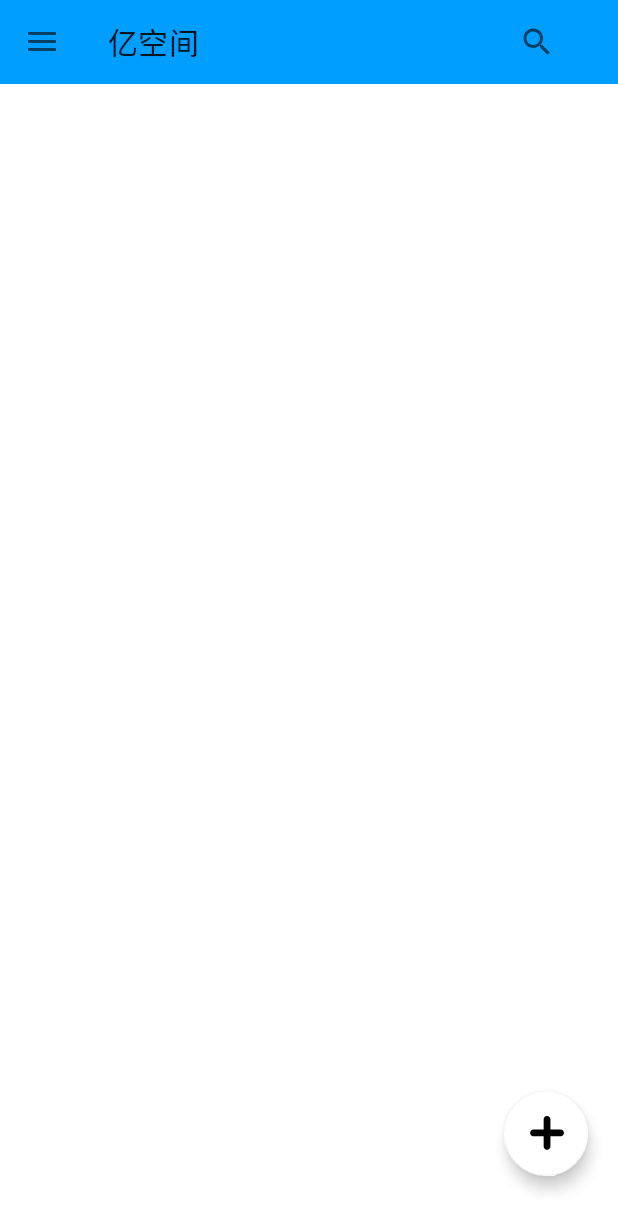
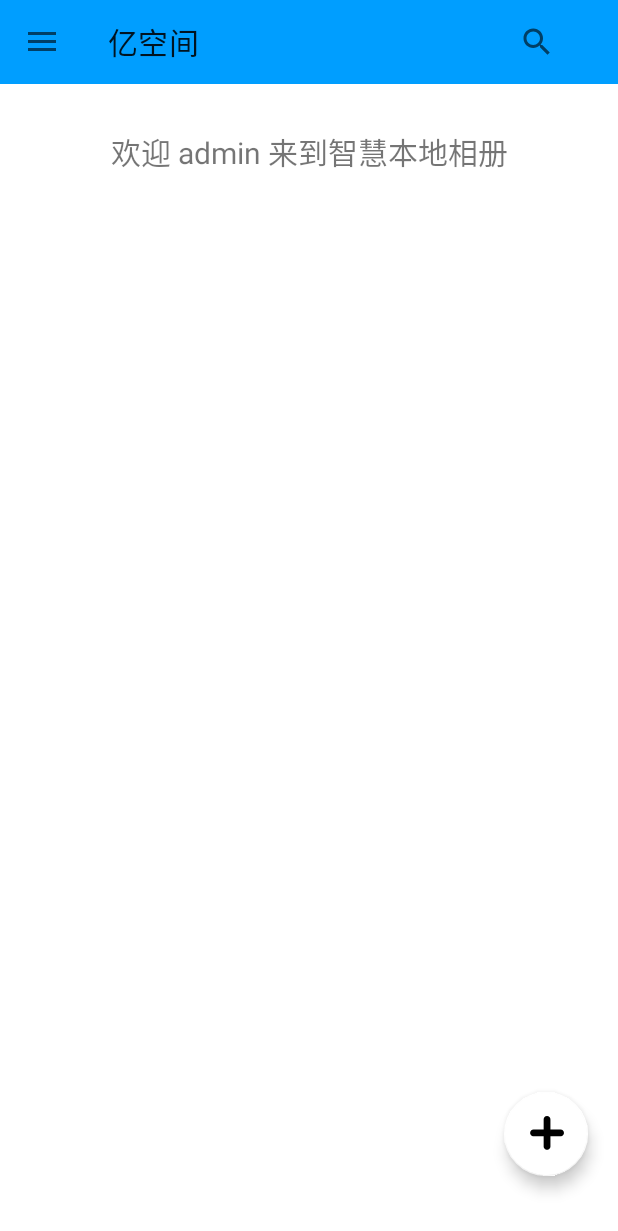
Before and after one commit to houguoweihgw/YiSpace, an Android app: the screen it shows after launch (MainActivity), on a phone screen of 412 x 824 dp. Shown: the top 1231 px of the screen. Run offline under Robolectric (Android 15) with nearby library versions, the phone set to English and light mode, and no system bars.

Commit message:
新增照片搜索功能；增加HomeFragment作为首页

```diff
--- a/app/src/main/java/com/emdoor/yispace/ui/activity/MainActivity.java
+++ b/app/src/main/java/com/emdoor/yispace/ui/activity/MainActivity.java
@@ -24,12 +24,15 @@ import com.emdoor.yispace.response.LoginResponseSingleton;
 import com.emdoor.yispace.ui.fragment.AboutFragment;
 import com.emdoor.yispace.ui.fragment.AllPhotosFragment;
 import com.emdoor.yispace.ui.fragment.FaceClassFragment;
+import com.emdoor.yispace.ui.fragment.HomeFragment;
 import com.emdoor.yispace.ui.fragment.LikedPhotosFragment;
 import com.emdoor.yispace.ui.fragment.RecyclePhotosFragment;
 import com.emdoor.yispace.ui.fragment.SceneClassFragment;
 import com.emdoor.yispace.utils.RequestType;
 import com.google.android.material.floatingactionbutton.FloatingActionButton;
 import com.google.android.material.navigation.NavigationView;
+
+import java.io.Serializable;
 
 public class MainActivity extends AppCompatActivity {
     private final String TAG = "MainActivity";
@@ -43,6 +46,10 @@ public class MainActivity extends AppCompatActivity {
     protected void onCreate(Bundle savedInstanceState) {
         super.onCreate(savedInstanceState);
         setContentView(R.layout.activity_main);
+        // 加载首页fragment
+        FragmentManager fragmentManager = getSupportFragmentManager();
+        FragmentTransaction newFragmentTransaction = fragmentManager.beginTransaction();
+        loadHomeFragment(newFragmentTransaction);
         toolbar();
         drawerLayout = findViewById(R.id.drawer_layout);
         navigationView = findViewById(R.id.navigation_view);
@@ -60,9 +67,16 @@ public class MainActivity extends AppCompatActivity {
             @Override
             public boolean onQueryTextSubmit(String query) {
                 Log.d(TAG, "onQueryTextSubmit: "+query);
-                //todo:  搜索操作
+                //搜索操作
+                AllPhotosFragment photoDetailsFragment = new AllPhotosFragment(RequestType.SCENE_PHOTO,query,query);
+                // 使用 FragmentManager 加载并显示新的 Fragment
+                getSupportFragmentManager().beginTransaction()
+                        .replace(R.id.fragment_container, photoDetailsFragment) // R.id.fragment_container 是你放置 Fragment 的容器的布局 ID
+                        .addToBackStack(null) // 将当前 Fragment 加入回退栈，以便返回时能回到前一个 Fragment
+                        .commit();
                 return false;
             }
+
             // 当搜索内容改变时触发该方法
             @Override
             public boolean onQueryTextChange(String newText) {
@@ -91,7 +105,6 @@ public class MainActivity extends AppCompatActivity {
                 return true;
             }
         });
-
         // 设置 ActionBarDrawerToggle
         ActionBarDrawerToggle toggle = new ActionBarDrawerToggle(
                 this, drawerLayout, R.string.navigation_drawer_open, R.string.navigation_drawer_close);
@@ -134,7 +147,10 @@ public class MainActivity extends AppCompatActivity {
         FragmentManager fragmentManager = getSupportFragmentManager();
         FragmentTransaction newFragmentTransaction = fragmentManager.beginTransaction();
         int itemId = item.getItemId();
-        if (itemId == R.id.menu_all_photos) {
+        if (itemId == R.id.menu_home) {
+            // 处理关于的逻辑
+            loadHomeFragment(newFragmentTransaction);
+        }else if (itemId == R.id.menu_all_photos) {
             // 处理关于的逻辑
             loadAllPhotosFragment(newFragmentTransaction);
         } else if (itemId == R.id.menu_scene_classification) {
@@ -157,6 +173,15 @@ public class MainActivity extends AppCompatActivity {
         }
         // 关闭侧滑菜单
         drawerLayout.closeDrawer(GravityCompat.START);
+    }
+
+    //  加载首页Fragment
+    private void loadHomeFragment(FragmentTransaction fragmentTransaction) {
+        // 替换 fragment_container 中的内容为 AllPhotosFragment
+        HomeFragment newFragment = new HomeFragment();
+        fragmentTransaction.replace(R.id.fragment_container, newFragment);
+        fragmentTransaction.addToBackStack(null);
+        fragmentTransaction.commit();
     }
 
     //  加载全部照片Fragment
--- /dev/null
+++ b/app/src/main/java/com/emdoor/yispace/ui/fragment/HomeFragment.java
@@ -0,0 +1,29 @@
+package com.emdoor.yispace.ui.fragment;
+
+import android.os.Bundle;
+
+import androidx.appcompat.widget.Toolbar;
+import androidx.fragment.app.Fragment;
+
+import android.view.LayoutInflater;
+import android.view.View;
+import android.view.ViewGroup;
+
+import com.emdoor.yispace.R;
+
+public class HomeFragment extends Fragment {
+    @Override
+    public void onCreate(Bundle savedInstanceState) {
+        super.onCreate(savedInstanceState);
+        Toolbar toolbar = getActivity().findViewById(R.id.toolbar);
+        toolbar.setTitle("亿空间");
+    }
+
+    @Override
+    public View onCreateView(LayoutInflater inflater, ViewGroup container,
+                             Bundle savedInstanceState) {
+        // Inflate the layout for this fragment
+        View view = inflater.inflate(R.layout.fragment_home, container, false);
+        return view;
+    }
+}
--- /dev/null
+++ b/app/src/main/res/layout/fragment_home.xml
@@ -0,0 +1,16 @@
+<?xml version="1.0" encoding="utf-8"?>
+<RelativeLayout xmlns:android="http://schemas.android.com/apk/res/android"
+    xmlns:tools="http://schemas.android.com/tools"
+    android:layout_width="match_parent"
+    android:layout_height="match_parent"
+    tools:context=".ui.fragment.HomeFragment">
+
+    <TextView
+        android:layout_width="match_parent"
+        android:layout_height="wrap_content"
+        android:text="欢迎 admin 来到智慧本地相册"
+        android:textAlignment="center"
+        android:layout_marginTop="30dp"
+        android:textSize="20sp" />
+
+</RelativeLayout>
--- a/app/src/main/res/menu/side_nav_menu.xml
+++ b/app/src/main/res/menu/side_nav_menu.xml
@@ -1,6 +1,9 @@
 <?xml version="1.0" encoding="utf-8"?>
 <menu xmlns:android="http://schemas.android.com/apk/res/android">
     <group android:checkableBehavior="single">
+        <item
+            android:id="@+id/menu_home"
+            android:title="                   首页" />
         <item
             android:id="@+id/menu_all_photos"
             android:title="               全部照片" />
```
